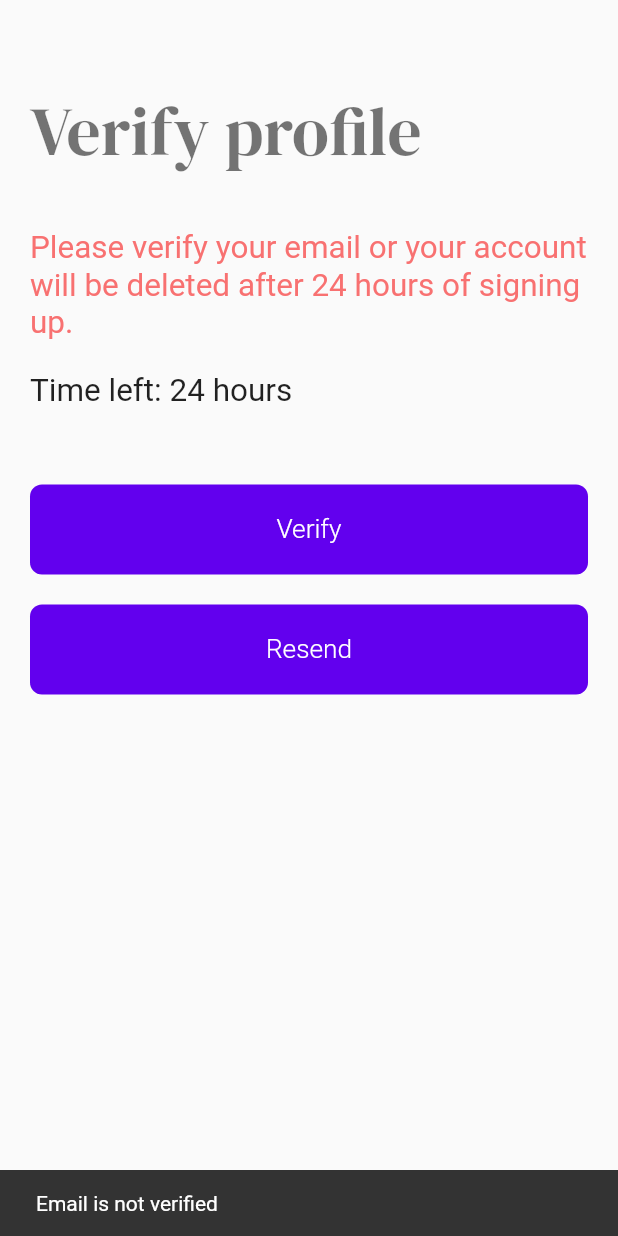
After one commit to gaganyadav80/givtimer, a Flutter app: the VerifyEmailPage screen opened directly, after a tap on "Verify", on a phone screen of 412 x 824 dp. The commit adds this screen. Run offline on Flutter 3.47's test engine with Material 2 defaults, Android fonts, the light colour scheme and no system bars; our stand-ins replace bloc, cached_network_image, equatable, firebase_auth, firebase_core, fl_chart and 16 more; missing offline and left inert: firebase_auth_platform_interface, flow_builder, neon_circular_timer, very_good_analysis; accounts and stored records are empty; generated files the repository leaves out were written again; network calls fail; statements that could not run were skipped.

Commit message:
feat: adds email verification in settings page

```diff
--- a/lib/logic/settings_cubit/settings_cubit.dart
+++ b/lib/logic/settings_cubit/settings_cubit.dart
@@ -37,6 +37,14 @@ class SettingsCubit extends HydratedCubit<SettingsState> {
     await _authenticationRepository.deleteAccount(email, password);
   }
 
+  Future<bool> isEmailVerified() async {
+    return _authenticationRepository.checkVerification();
+  }
+
+  Future<void> resendVerificationMail() async {
+    await _authenticationRepository.sendVerificationMail();
+  }
+
   @override
   SettingsState? fromJson(Map<String, dynamic> json) {
     return const SettingsState();
--- a/lib/pages/activity/views/pomodoro/pomodoro_clock_page.dart
+++ b/lib/pages/activity/views/pomodoro/pomodoro_clock_page.dart
@@ -90,11 +90,8 @@ class _PomodoroClockPageState extends State<PomodoroClockPage>
                 ),
                 Padding(
                   padding: kDefaultHorizontalPadding,
-                  child: Text(
+                  child: HeadlineText(
                     context.read<PomodoroCubit>().state.activityName,
-                    style: GoogleFonts.dmSerifDisplay(
-                      textStyle: Theme.of(context).textTheme.headline2,
-                    ),
                   ),
                 ),
                 const VSpace(60),
--- a/lib/pages/activity/views/timer/timer_clock_page.dart
+++ b/lib/pages/activity/views/timer/timer_clock_page.dart
@@ -78,11 +78,8 @@ class _ActivityClockPageState extends State<ActivityClockPage>
               ),
               Padding(
                 padding: kDefaultHorizontalPadding,
-                child: Text(
+                child: HeadlineText(
                   context.read<TimerCubit>().state.activityName,
-                  style: GoogleFonts.dmSerifDisplay(
-                    textStyle: Theme.of(context).textTheme.headline2,
-                  ),
                 ),
               ),
               const VSpace(60),
--- /dev/null
+++ b/lib/pages/settings/views/verify_email.dart
@@ -0,0 +1,65 @@
+import 'package:flutter/material.dart';
+import 'package:flutter_bloc/flutter_bloc.dart';
+import 'package:givtimer/logic/logic.dart';
+import 'package:givtimer/utils/utils.dart';
+import 'package:givtimer/widgets/widgets.dart';
+import 'package:google_fonts/google_fonts.dart';
+import 'package:velocity_x/velocity_x.dart';
+
+class VerifyEmailPage extends StatelessWidget {
+  const VerifyEmailPage({Key? key}) : super(key: key);
+
+  @override
+  Widget build(BuildContext context) {
+    final differece = DateTime.now().difference(
+      context.read<AppBloc>().state.user.createdAt!,
+    );
+
+    return Scaffold(
+      appBar: AppBar(),
+      body: Padding(
+        padding: kDefaultHorizontalPadding,
+        child: Column(
+          crossAxisAlignment: CrossAxisAlignment.start,
+          children: [
+            const HeadlineText('Verify profile'),
+            const VSpace(10),
+            '''\nPlease verify your email or your account will be deleted after 24 hours of signing up.'''
+                .text
+                .xl2
+                .red400
+                .make(),
+            const VSpace(20),
+            'Time left: ${24 - differece.inHours} hours'.text.xl2.make(),
+            const VSpace(50),
+            BlueButton(
+              title: 'Verify',
+              onPressed: () {
+                var verify = false;
+                context
+                    .read<SettingsCubit>()
+                    .isEmailVerified()
+                    .then((value) => verify = value);
+
+                if (verify) {
+                  showBasicSnackBar(context, 'Email is verified');
+                  context.pop<void>();
+                } else {
+                  showBasicSnackBar(context, 'Email is not verified');
+                }
+              },
+            ),
+            const VSpace(20),
+            BlueButton(
+              title: 'Resend',
+              onPressed: () {
+                context.read<SettingsCubit>().resendVerificationMail();
+                showBasicSnackBar(context, 'Email is sent');
+              },
+            ),
+          ],
+        ),
+      ),
+    );
+  }
+}
--- a/lib/widgets/widgets.dart
+++ b/lib/widgets/widgets.dart
@@ -1,3 +1,6 @@
+import 'package:flutter/material.dart';
+import 'package:google_fonts/google_fonts.dart';
+
 export 'src/build_modal_child.dart';
 export 'src/circular_loading.dart';
 export 'src/cupertino_superellipse.dart';
@@ -6,3 +9,19 @@ export 'src/custom_text_field.dart';
 export 'src/empty_list_indicator.dart';
 export 'src/google_button.dart';
 export 'src/gradient_divider.dart';
+
+class HeadlineText extends StatelessWidget {
+  const HeadlineText(this.text, {Key? key}) : super(key: key);
+
+  final String text;
+
+  @override
+  Widget build(BuildContext context) {
+    return Text(
+      text,
+      style: GoogleFonts.dmSerifDisplay(
+        textStyle: Theme.of(context).textTheme.headline3,
+      ),
+    );
+  }
+}
--- a/packages/authentication_repository/lib/src/repository.dart
+++ b/packages/authentication_repository/lib/src/repository.dart
@@ -220,6 +220,30 @@ class AuthenticationRepository {
     }
   }
 
+  Future<void> sendVerificationMail() async {
+    try {
+      final firebaseUser = _firebaseAuth.currentUser!;
+      await firebaseUser.sendEmailVerification();
+      // await firebaseUser.reload();
+    } catch (_) {
+      throw Exception('Failed to send verification email');
+    }
+  }
+
+  Future<bool> checkVerification() async {
+    try {
+      final firebaseUser = _firebaseAuth.currentUser!;
+      if (firebaseUser.emailVerified) {
+        await firebaseUser.reload();
+      }
+
+      return firebaseUser.emailVerified;
+      // await firebaseUser.reload();
+    } catch (_) {
+      throw Exception('Failed to send verification email');
+    }
+  }
+
   /// Signs out the current user which will emit
   /// [User.empty] from the [user] Stream.
   ///
```
Also changed, not shown: lib/pages/activity/activity_page.dart (+1 -6 lines), lib/pages/activity/views/pomodoro/pomodoro_page.dart (+2 -5 lines), lib/pages/activity/views/timer/timer_page.dart (+4 -9 lines), lib/pages/activity/views/widgets/top_activity_name.dart (+1 -6 lines), lib/pages/authentication/login/login_form.dart (+1 -6 lines), lib/pages/authentication/signup/sign_up_form.dart (+1 -6 lines), lib/pages/chart/activity_list_page.dart (+3 -12 lines), lib/pages/chart/widgets/activity_chart_page.dart (+1 -6 lines), lib/pages/chart/widgets/daily_total_chart.dart (+1 -6 lines), lib/pages/settings/settings_page.dart (+19 -0 lines), lib/pages/settings/views/activity_logs.dart (+1 -6 lines), lib/pages/settings/views/profile_page.dart (+1 -6 lines), lib/utils/src/extensions.dart (+7 -0 lines).
